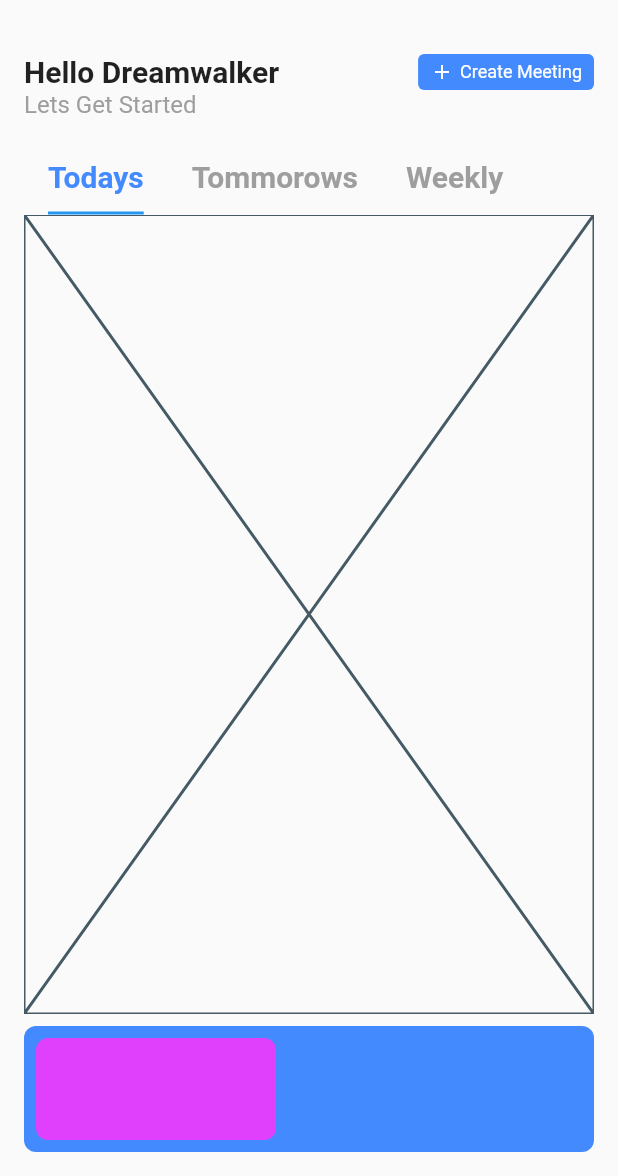
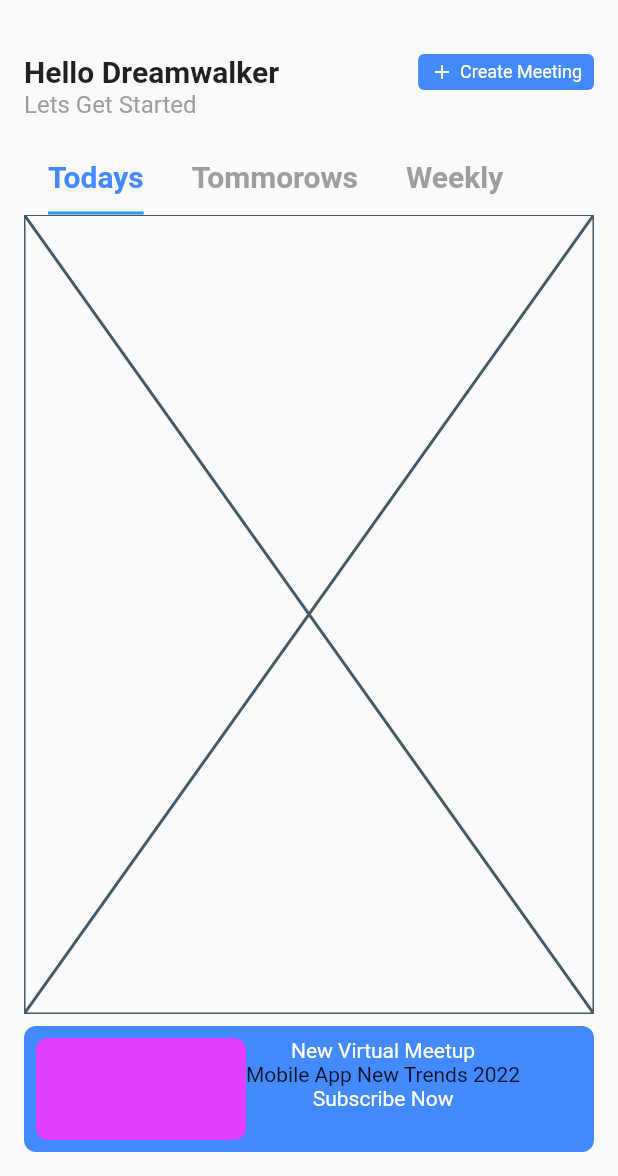
Before and after one commit to JAICHANGPARK/flutter_notebook_19th_story, a Flutter app: the screen it shows after launch, on a phone screen of 412 x 824 dp, the part 60-1236 px from its top. Run offline on Flutter 3.47's test engine with Material 2 defaults, Android fonts, the phone set to English and light mode, and no system bars; our stand-ins replace bubble_tab_indicator, cached_network_image, countup, fl_chart, flutter_riverpod, freezed_annotation and 2 more.

Commit message:
Update office_main_page.dart

```diff
--- a/lib/ep1139_office_meeting_app/src/ui/office_main_page.dart
+++ b/lib/ep1139_office_meeting_app/src/ui/office_main_page.dart
@@ -131,19 +131,17 @@ class _OfficeMainPageState extends State<OfficeMainPage> {
                     ],
                   ),
                 ),
-                SizedBox(height: 8,),
+                SizedBox(
+                  height: 8,
+                ),
                 Container(
                   height: 84,
-                  decoration: BoxDecoration(
-                    color: Colors.blueAccent,
-                    borderRadius: BorderRadius.circular(8)
-                  ),
-
+                  decoration: BoxDecoration(color: Colors.blueAccent, borderRadius: BorderRadius.circular(8)),
                   padding: EdgeInsets.all(8),
                   child: Row(
                     children: [
                       Container(
-                        width: 160,
+                        width: 140,
                         decoration: BoxDecoration(
                           color: Colors.purpleAccent,
                           borderRadius: BorderRadius.circular(8),
@@ -151,7 +149,22 @@ class _OfficeMainPageState extends State<OfficeMainPage> {
                       ),
                       Column(
                         children: [
-
+                          Text(
+                            "New Virtual Meetup",
+                            style: TextStyle(
+                              color: Colors.white,
+                            ),
+                          ),
+                          Text("Mobile App New Trends 2022"),
+                          Container(
+                            child: Center(
+                                child: Text(
+                              "Subscribe Now",
+                              style: TextStyle(
+                                color: Colors.white,
+                              ),
+                            )),
+                          )
                         ],
                       )
                     ],
```
